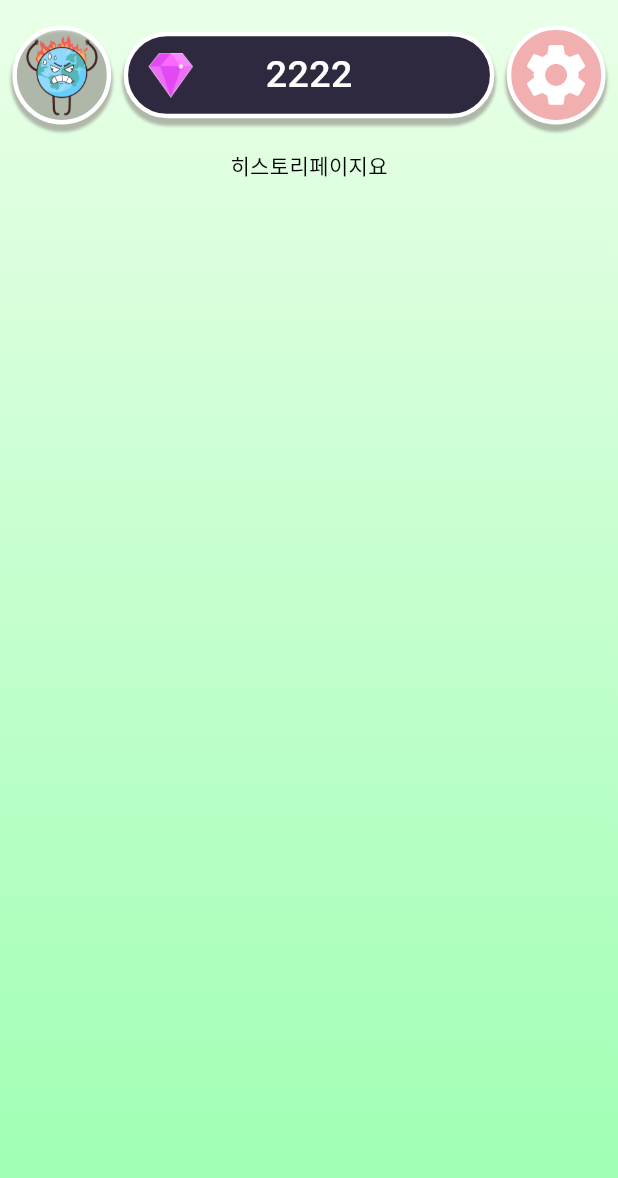
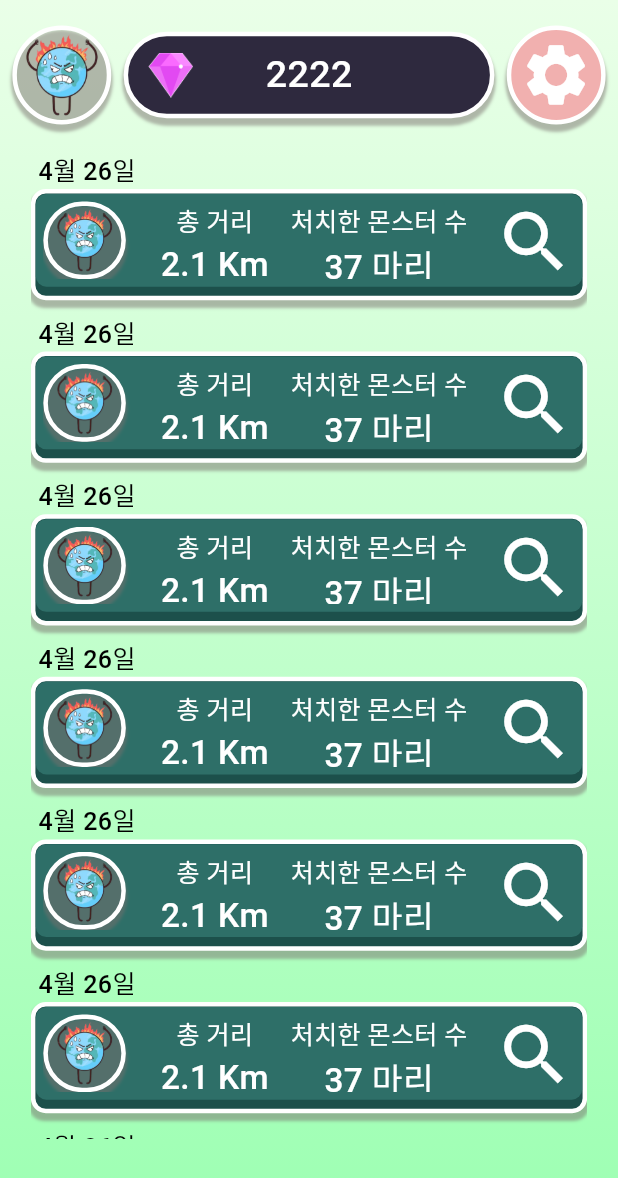
Before and after one commit to jgh05168/GingGing, a Flutter app: the HistoryScreen screen opened by its route, on a phone screen of 412 x 824 dp. Shown: the top 1178 px of the screen. Run offline on Flutter 3.47's test engine with Material 3 defaults, Android fonts, the phone set to English and light mode, and no system bars; our stand-ins replace font_awesome_flutter, go_router; Roboto replaces fonts that are missing (YeonSung, yeonSung).

Commit message:
[FE] Feat : 히스토리 페이지, 모달 구현(#8)

```diff
--- a/frontend/lib/core/theme/custom/custom_font_style.dart
+++ b/frontend/lib/core/theme/custom/custom_font_style.dart
@@ -60,6 +60,13 @@ class CustomFontStyle {
     fontWeight: CustomFontWeight.semiBold,
   );
 
+  static const yeonSung300 = TextStyle(
+    fontFamily: "YeonSung",
+    fontSize: 300,
+    color: Colors.black,
+    fontWeight: CustomFontWeight.semiBold,
+  );
+
   static const yeonSung50_white = TextStyle(
     fontFamily: "YeonSung",
     fontSize: 40,
@@ -108,4 +115,11 @@ class CustomFontStyle {
     color: Colors.white,
     fontWeight: CustomFontWeight.semiBold,
   );
+
+  static const yeonSung300_white = TextStyle(
+    fontFamily: "YeonSung",
+    fontSize: 300,
+    color: Colors.white,
+    fontWeight: CustomFontWeight.semiBold,
+  );
 }
--- /dev/null
+++ b/frontend/lib/screens/history/component/history_list.dart
@@ -0,0 +1,148 @@
+import 'package:flutter/cupertino.dart';
+import 'package:flutter/material.dart';
+import 'package:flutter/widgets.dart';
+import 'package:frontend/core/theme/constant/app_colors.dart';
+import 'package:frontend/core/theme/custom/custom_font_style.dart';
+import 'package:frontend/screens/component/topbar/profile_image.dart';
+import 'package:frontend/screens/history/dialog/history_detail_dialog.dart';
+
+class HistoryList extends StatefulWidget {
+  const HistoryList({super.key});
+
+  @override
+  State<HistoryList> createState() => _HistoryListState();
+}
+
+class _HistoryListState extends State<HistoryList> {
+  @override
+  Widget build(BuildContext context) {
+    return Container(
+      width: MediaQuery.of(context).size.width * 0.9,
+      alignment: Alignment.centerLeft,
+      child: Column(
+        children: [
+          Container(
+            padding: EdgeInsets.only(left: 5),
+            width: MediaQuery.of(context).size.width * 0.9,
+            alignment: Alignment.centerLeft,
+            child: Text(
+              '4월 26일',
+              style: CustomFontStyle.getTextStyle(
+                  context, CustomFontStyle.yeonSung60),
+            ),
+          ),
+          Stack(
+            children: [
+              Container(
+                width: MediaQuery.of(context).size.width * 0.9,
+                height: MediaQuery.of(context).size.height * 0.09,
+                decoration: BoxDecoration(
+                    color: AppColors.basicShadowGreen,
+                    borderRadius: BorderRadius.circular(10),
+                    border: Border.all(width: 3, color: Colors.white),
+                    boxShadow: [
+                      BoxShadow(
+                        color: AppColors.basicgray.withOpacity(0.5),
+                        offset: Offset(0, 4),
+                        blurRadius: 1,
+                        spreadRadius: 1,
+                      )
+                    ]),
+              ),
+              Positioned(
+                top: MediaQuery.of(context).size.height * 0.004,
+                left: MediaQuery.of(context).size.height * 0.004,
+                child: Container(
+                  padding: EdgeInsets.all(5),
+                  width: MediaQuery.of(context).size.width * 0.884,
+                  height: MediaQuery.of(context).size.height * 0.075,
+                  decoration: BoxDecoration(
+                    color: AppColors.basicgreen,
+                    borderRadius: BorderRadius.circular(7),
+                  ),
+                  child: Stack(
+                    children: [
+                      Container(
+                        height: 55,
+                        width: 55,
+                        child: ProfileImage(), // 같이 간 펫
+                      ),
+                      Positioned(
+                        left: MediaQuery.of(context).size.width * 0.19,
+                        child: Column(
+                          children: [
+                            Text(
+                              '총 거리',
+                              style: CustomFontStyle.getTextStyle(
+                                context,
+                                CustomFontStyle.yeonSung60_white,
+                              ),
+                            ),
+                            Text(
+                              '2.1 Km',
+                              style: CustomFontStyle.getTextStyle(
+                                context,
+                                CustomFontStyle.yeonSung80_white,
+                              ),
+                            ),
+                          ],
+                        ),
+                      ),
+                      Positioned(
+                        left: MediaQuery.of(context).size.width * 0.4,
+                        child: Column(
+                          children: [
+                            Text(
+                              '처치한 몬스터 수',
+                              style: CustomFontStyle.getTextStyle(
+                                context,
+                                CustomFontStyle.yeonSung60_white,
+                              ),
+                            ),
+                            Text(
+                              '37 마리',
+                              style: CustomFontStyle.getTextStyle(
+                                context,
+                                CustomFontStyle.yeonSung80_white,
+                              ),
+                            ),
+                          ],
+                        ),
+                      ),
+                      Positioned(
+                        right: 0,
+                        child: GestureDetector(
+                          onTap: () {
+                            showDialog(
+                              context: context,
+                              builder: (BuildContext context) {
+                                return HistoryDetailDialog(
+                                  date: '4월 23일',
+                                  time: '오전 11:00 ~ 오후 12:00',
+                                );
+                              },
+                            );
+                          },
+                          child: Container(
+                            child: Icon(
+                              Icons.search,
+                              color: Colors.white,
+                              size: MediaQuery.of(context).size.width * 0.13,
+                            ),
+                          ),
+                        ),
+                      ),
+                    ],
+                  ),
+                ),
+              ),
+              SizedBox(
+                height: MediaQuery.of(context).size.height * 0.1,
+              ),
+            ],
+          ),
+        ],
+      ),
+    );
+  }
+}
--- a/frontend/lib/screens/history/history_screen.dart
+++ b/frontend/lib/screens/history/history_screen.dart
@@ -1,5 +1,7 @@
+import 'package:flutter/cupertino.dart';
 import 'package:flutter/material.dart';
 import 'package:frontend/screens/component/topbar/top_bar.dart';
+import 'package:frontend/screens/history/component/history_list.dart';
 
 class HistoryScreen extends StatefulWidget {
   const HistoryScreen({super.key});
@@ -17,7 +19,24 @@ class _RankingState extends State<HistoryScreen> {
         body: Column(
           children: [
             TopBar(),
-            Center(child: Text('히스토리페이지요')),
+            Container(
+              height: MediaQuery.of(context).size.height * 0.8,
+              child: SingleChildScrollView(
+                child: Column(
+                  mainAxisSize: MainAxisSize.min,
+                  children: [
+                    HistoryList(),
+                    HistoryList(),
+                    HistoryList(),
+                    HistoryList(),
+                    HistoryList(),
+                    HistoryList(),
+                    HistoryList(),
+                    HistoryList(),
+                  ],
+                ),
+              ),
+            )
           ],
         ),
       ),
```
Also changed, not shown: frontend/lib/screens/component/menu.dart (+5 -5 lines), frontend/lib/screens/history/dialog/history_detail_dialog.dart (added, +124 -0 lines).
